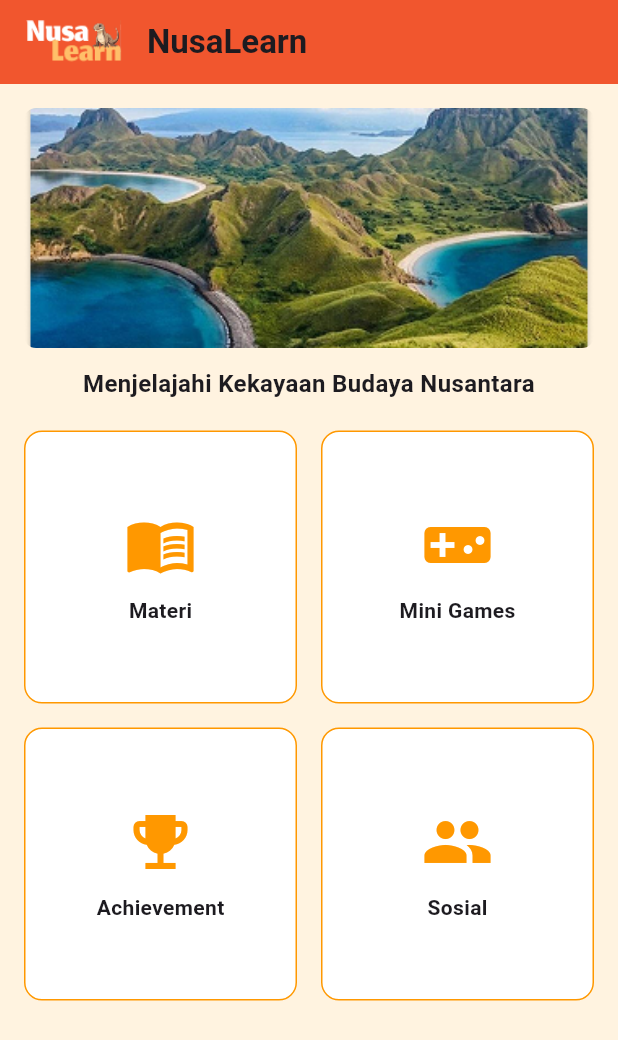
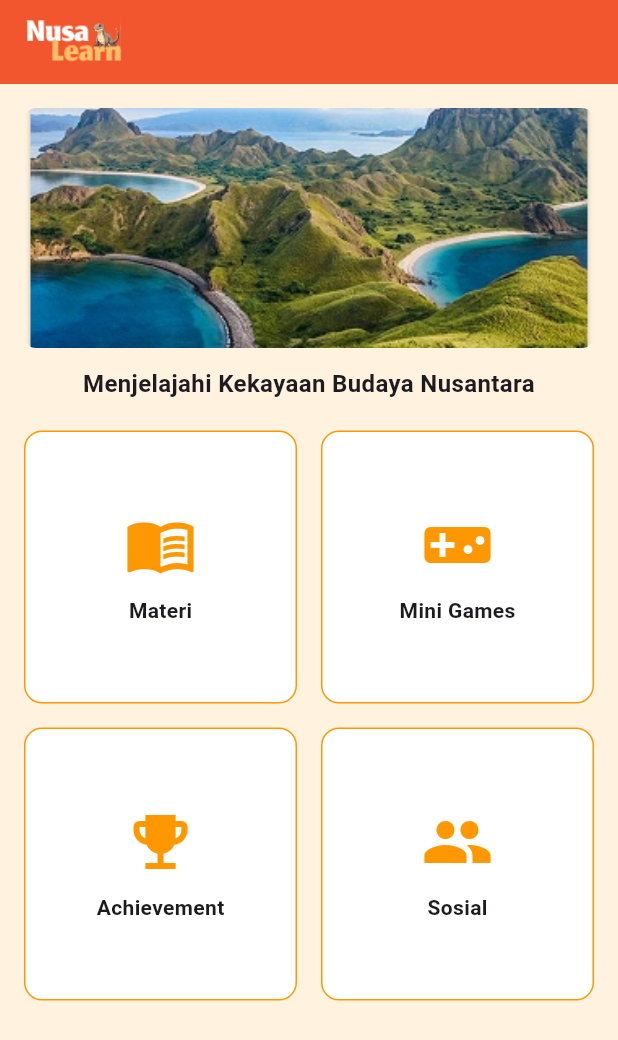
Before and after one commit to Bintangkertikaaa/NusaLearnAPP, a Flutter app: the DashboardScreen screen opened directly, on a phone screen of 412 x 824 dp. Shown: the top 1040 px of the screen. Run offline on Flutter 3.47's test engine with Material 3 defaults, Android fonts, the light colour scheme and no system bars; our stand-ins replace cloud_firestore, firebase_auth, firebase_core; accounts and stored records are empty.

Commit message:
Update home_screen.dart

```diff
--- a/lib/screens/home_screen.dart
+++ b/lib/screens/home_screen.dart
@@ -79,10 +79,6 @@
               height: 32,
             ),
             const SizedBox(width: 10),
-            const Text(
-              'NusaLearn',
-              style: TextStyle(fontWeight: FontWeight.bold),
-            ),
           ],
         ),
       ),
```
